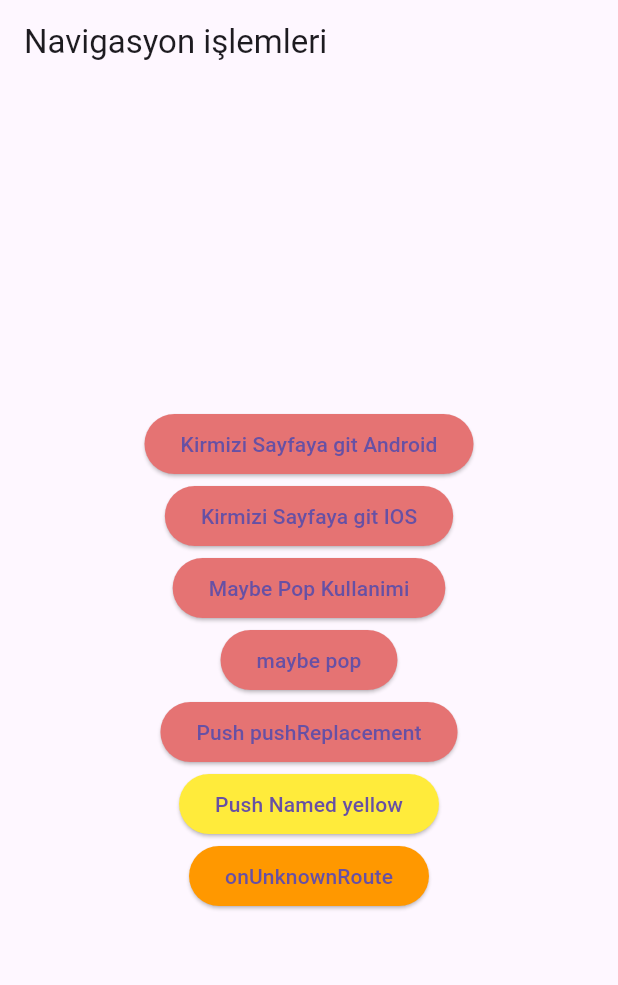
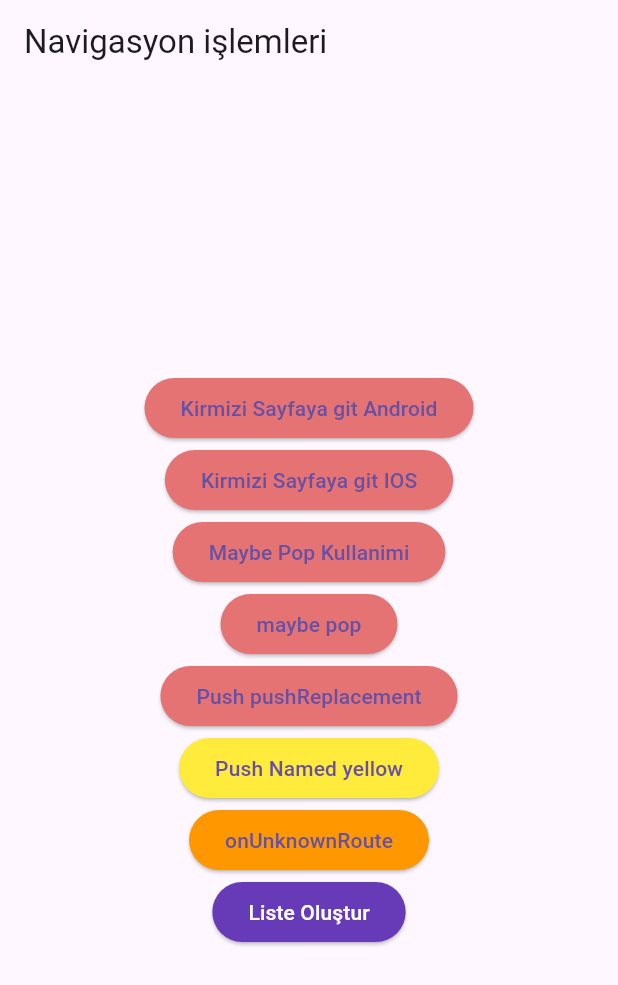
Before and after one commit to BurakTurker1/flutter_Naavigation, a Flutter app: the screen it shows after launch, on a phone screen of 412 x 824 dp. Shown: the top 985 px of the screen. Run offline on Flutter 3.47's test engine with Material 3 defaults, Android fonts, the phone set to English and light mode, and no system bars.

```diff
--- a/lib/main.dart
+++ b/lib/main.dart
@@ -119,6 +119,13 @@ class AnaSayfa extends StatelessWidget {
               child: Text('onUnknownRoute'),
               style: ElevatedButton.styleFrom(backgroundColor: Colors.orange),
             ),
+            ElevatedButton(
+              onPressed: () {
+                Navigator.of(context).pushNamed('/OgrenciListesi',arguments: 60);
+              },
+              child: Text('Liste Oluştur',style: TextStyle(color: Colors.white),),
+              style: ElevatedButton.styleFrom(backgroundColor: Colors.deepPurple),
+            ),
           ],
         ),
       ),
--- a/lib/route_generate.dart
+++ b/lib/route_generate.dart
@@ -1,33 +1,39 @@
 import 'package:flutter/cupertino.dart';
 import 'package:flutter/foundation.dart';
 import 'package:flutter/material.dart';
+import 'package:flutter_navigation/Ogrenci_Listesi.dart';
 import 'package:flutter_navigation/green_page.dart';
 import 'package:flutter_navigation/main.dart';
 import 'package:flutter_navigation/yellow_page.dart';
 
 class RouteGenerate {
-  static Route<dynamic>? _routeOlusur(Widget gidilecekWidget) {
+  static Route<dynamic>? _routeOlusur(
+      Widget gidilecekWidget, RouteSettings settings) {
     if (defaultTargetPlatform == TargetPlatform.android) {
       //Android İse
 
-      return MaterialPageRoute(builder: (context) => gidilecekWidget);
+      return MaterialPageRoute(builder: (context) => gidilecekWidget,settings: settings);
     }
     if (defaultTargetPlatform == TargetPlatform.iOS) {
       //IOS ise
 
-      return CupertinoPageRoute(builder: (context) => gidilecekWidget);
+      return CupertinoPageRoute(builder: (context) => gidilecekWidget, settings: settings);
     } else {
       //Başka Bir Platfom ise web linux vs
-      return MaterialPageRoute(builder: (context) => gidilecekWidget);
+      return MaterialPageRoute(builder: (context) => gidilecekWidget,settings: settings);
     }
   }
 
   static Route<dynamic>? routeGenerate(RouteSettings settings) {
     switch (settings.name) {
-
-      case '/':return _routeOlusur(AnaSayfa());
-      case '/YellowPage':_routeOlusur(yellowPage());
-      case '/greenPage':_routeOlusur(greenPage());
+      case '/':
+        return _routeOlusur(AnaSayfa(),settings);
+      case '/YellowPage':
+        return _routeOlusur(yellowPage(), settings);
+      case '/greenPage':
+        return _routeOlusur(greenPage(), settings);
+      case '/OgrenciListesi':
+        return _routeOlusur(OgrenciListesi(), settings);
 
       default:
         return MaterialPageRoute(
```
Also changed, not shown: lib/Ogrenci_Listesi.dart (added, +33 -0 lines).
